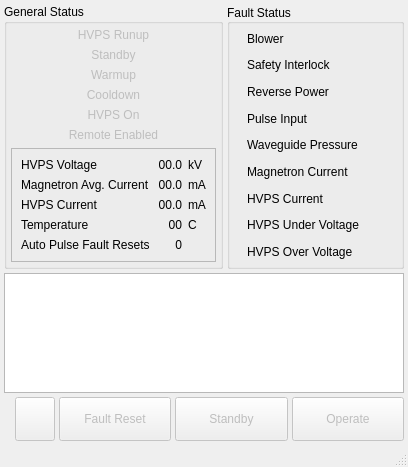
Old version of the form src/ka_xmit/KaXmitCtlMainWindow.ui in the repository NCAR/Ka-band_instrument.
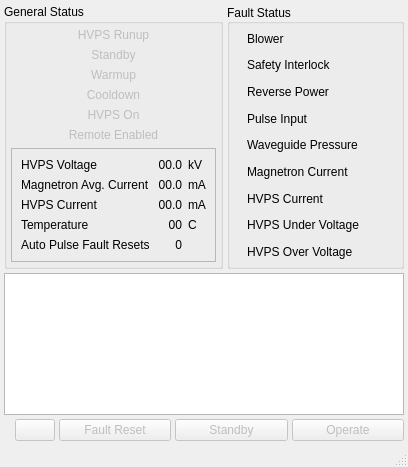
New version of the form. Icons and pictures are not drawn.

Commit message: Allow the logArea widget to expand vertically to fill extra space if the window is resized.

```diff
--- a/src/ka_xmit/KaXmitCtlMainWindow.ui
+++ b/src/ka_xmit/KaXmitCtlMainWindow.ui
@@ -560,10 +560,16 @@
         <verstretch>0</verstretch>
        </sizepolicy>
       </property>
+      <property name="minimumSize">
+       <size>
+        <width>0</width>
+        <height>120</height>
+       </size>
+      </property>
       <property name="maximumSize">
        <size>
         <width>16777215</width>
-        <height>120</height>
+        <height>16777215</height>
        </size>
       </property>
       <property name="font">
```
